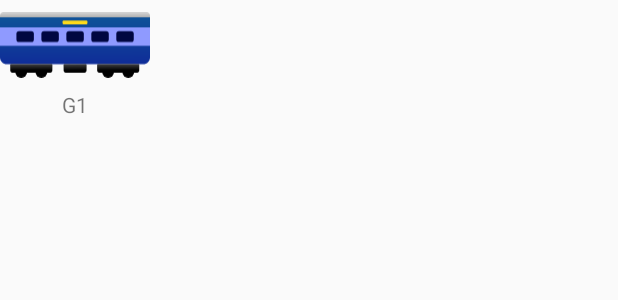
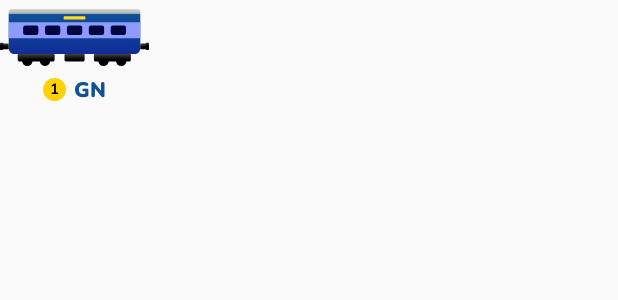
Before and after one commit to MeetSuthar278/Digi-Rail, an Android app: the layout coach_item.xml on its own in the app's theme, with its tools: preview values and no code run, on a phone screen of 412 x 824 dp. Shown: the top 300 px of the screen. Run offline under Robolectric (Android 15) with nearby library versions, the phone set to English and light mode, and no system bars; Roboto replaces fonts that are not available here.

Commit message:
Updated Monitoring Fragment

```diff
--- a/app/src/main/java/com/example/myrail/CoachItem.java
+++ b/app/src/main/java/com/example/myrail/CoachItem.java
@@ -2,18 +2,22 @@ package com.example.myrail;
 
 public class CoachItem {
     private int imageResource;
-    private String text;
+    private String cid,cno;
 
-    public CoachItem(int imageResource, String text) {
+    public CoachItem(int imageResource, String cid, String cno) {
         this.imageResource = imageResource;
-        this.text = text;
+        this.cid = cid;
+        this.cno = cno;
     }
 
     public int getImageResource() {
         return imageResource;
     }
 
-    public String getText() {
-        return text;
+    public String getCid() {
+        return cid;
+    }
+    public String getCno() {
+        return cno;
     }
 }
--- a/app/src/main/java/com/example/myrail/CoachListAdapter.java
+++ b/app/src/main/java/com/example/myrail/CoachListAdapter.java
@@ -3,6 +3,7 @@ package com.example.myrail;
 import android.view.LayoutInflater;
 import android.view.View;
 import android.view.ViewGroup;
+import android.widget.AdapterView;
 import android.widget.ImageButton;
 import android.widget.TextView;
 
@@ -13,7 +14,15 @@ import java.util.ArrayList;
 
 public class CoachListAdapter extends RecyclerView.Adapter<CoachListAdapter.ViewHolder> {
     private ArrayList<CoachItem> mData;
+    private static OnItemClickListener mListener;
 
+    public interface OnItemClickListener {
+        void onItemClick(View view, int position);
+    }
+
+    public void setOnItemClickListener(OnItemClickListener listener) {
+        mListener =  listener;
+    }
 
     public CoachListAdapter(ArrayList<CoachItem> data) {
         mData = data;
@@ -30,7 +39,8 @@ public class CoachListAdapter extends RecyclerView.Adapter<CoachListAdapter.View
     public void onBindViewHolder(@NonNull ViewHolder holder, int position) {
         CoachItem item = mData.get(position);
         holder.coach_btn.setImageResource(item.getImageResource());
-        holder.coach_no.setText(item.getText());
+        holder.coach_id.setText(item.getCid());
+        holder.coach_no.setText(item.getCno());
     }
 
     @Override
@@ -40,12 +50,44 @@ public class CoachListAdapter extends RecyclerView.Adapter<CoachListAdapter.View
 
     public static class ViewHolder extends RecyclerView.ViewHolder {
         public ImageButton coach_btn;
-        public TextView coach_no;
+        public TextView coach_id, coach_no;
 
         public ViewHolder(@NonNull View itemView) {
             super(itemView);
             coach_btn = itemView.findViewById(R.id.coach_btn);
+            coach_id = itemView.findViewById(R.id.coach_id);
             coach_no = itemView.findViewById(R.id.coach_no);
+
+
+            coach_btn.setOnClickListener(new View.OnClickListener() {
+                @Override
+                public void onClick(View view) {
+
+                }
+        });
+            itemView.setOnClickListener(new View.OnClickListener() {
+                @Override
+                public void onClick(View v) {
+                    if (mListener != null) {
+                        int position = getAdapterPosition();
+                        if (position != RecyclerView.NO_POSITION) {
+                            mListener.onItemClick(v, position);
+                        }
+                    }
+                }
+            });
+
+            coach_btn.setOnClickListener(new View.OnClickListener() {
+                @Override
+                public void onClick(View v) {
+                    if (mListener != null) {
+                        int position = getAdapterPosition();
+                        if (position != RecyclerView.NO_POSITION) {
+                            mListener.onItemClick(v, position);
+                        }
+                    }
+                }
+            });
         }
     }
 }
--- a/app/src/main/java/com/example/myrail/MonitoringTrain.java
+++ b/app/src/main/java/com/example/myrail/MonitoringTrain.java
@@ -1,6 +1,8 @@
 package com.example.myrail;
 
 import android.os.Bundle;
+import android.view.View;
+import android.widget.TextView;
 
 import androidx.activity.EdgeToEdge;
 import androidx.appcompat.app.AppCompatActivity;
@@ -17,17 +19,21 @@ public class MonitoringTrain extends AppCompatActivity {
     private CoachListAdapter coachListAdapter;
     private ArrayList<CoachItem> coacharray;
     private RecyclerView coach_list;
+    private TextView mtr_data,mtr_dsp;
     @Override
     protected void onCreate(Bundle savedInstanceState) {
         super.onCreate(savedInstanceState);
         setContentView(R.layout.activity_monitoring_train);
 
+        mtr_data = findViewById(R.id.mtr_data);
+        mtr_dsp = findViewById(R.id.mtr_des);
+
         coach_list = findViewById(R.id.coach_list);
         coacharray = new ArrayList<>();
         for (int i=0; i<15; i++){
-            coacharray.add(new CoachItem(R.drawable.coach, "GN "+i));
+            coacharray.add(new CoachItem(R.drawable.coachview, "GN",Integer.toString(i)));
         }
-        // Add more items as needed
+
 
         LinearLayoutManager layoutManager = new LinearLayoutManager(this, LinearLayoutManager.HORIZONTAL, false);
         coach_list.setLayoutManager(layoutManager);
@@ -35,5 +41,19 @@ public class MonitoringTrain extends AppCompatActivity {
         coachListAdapter = new CoachListAdapter(coacharray);
         coach_list.setAdapter(coachListAdapter);
 
+        coachListAdapter.setOnItemClickListener(new CoachListAdapter.OnItemClickListener() {
+            @Override
+            public void onItemClick(View view, int position) {
+                CoachItem clickedItem = coacharray.get(position);
+                int per = position+80;
+                int ppl = position*5 + 100;
+                String cch = "GN";
+                String strper = Integer.toString(per);
+                mtr_data.setText(strper+"%");
+                mtr_dsp.setText("Approximately "+ppl+" people are present in "+cch+" coach");
+            }
+
+        });
+
     }
 }
--- a/app/src/main/res/drawable/coach.xml
+++ b/app/src/main/res/drawable/coach.xml
@@ -1,7 +1,7 @@
 <vector xmlns:android="http://schemas.android.com/apk/res/android"
     xmlns:aapt="http://schemas.android.com/aapt"
-    android:width="877dp"
-    android:height="383dp"
+    android:width="87.7dp"
+    android:height="38.3dp"
     android:viewportWidth="877"
     android:viewportHeight="383">
   <path
--- /dev/null
+++ b/app/src/main/res/drawable/coach_list_pos.xml
@@ -0,0 +1,6 @@
+<?xml version="1.0" encoding="utf-8"?>
+<shape xmlns:android="http://schemas.android.com/apk/res/android">
+    <solid android:color="@color/yellow"/>
+    <corners android:radius="50dp"/>
+
+</shape>
--- /dev/null
+++ b/app/src/main/res/drawable/coachview.xml
@@ -0,0 +1,175 @@
+<vector xmlns:android="http://schemas.android.com/apk/res/android"
+    xmlns:aapt="http://schemas.android.com/aapt"
+    android:width="99.3dp"
+    android:height="38.3dp"
+    android:viewportWidth="993"
+    android:viewportHeight="383">
+  <path
+      android:pathData="M58,30H935V263C935,285.09 917.09,303 895,303H98C75.91,303 58,285.09 58,263V30Z">
+    <aapt:attr name="android:fillColor">
+      <gradient
+          android:startX="495.83"
+          android:startY="30"
+          android:endX="497.17"
+          android:endY="303"
+          android:type="linear">
+        <item android:offset="0" android:color="#FF0F5298"/>
+        <item android:offset="1" android:color="#FF0F2D98"/>
+      </gradient>
+    </aapt:attr>
+  </path>
+  <path
+      android:pathData="M58,89h877v107h-877z"
+      android:fillColor="#8F9AFF"/>
+  <path
+      android:pathData="M58,20C58,8.95 66.95,0 78,0H915C926.05,0 935,8.95 935,20V30H58V20Z">
+    <aapt:attr name="android:fillColor">
+      <gradient
+          android:startX="496.5"
+          android:startY="0"
+          android:endX="496.5"
+          android:endY="30"
+          android:type="linear">
+        <item android:offset="0" android:color="#FFD6D6D6"/>
+        <item android:offset="1" android:color="#FFAEAEAE"/>
+      </gradient>
+    </aapt:attr>
+  </path>
+  <path
+      android:pathData="M169,111L241,111A15,15 0,0 1,256 126L256,159A15,15 0,0 1,241 174L169,174A15,15 0,0 1,154 159L154,126A15,15 0,0 1,169 111z"
+      android:fillColor="#000741"/>
+  <path
+      android:pathData="M315,111L387,111A15,15 0,0 1,402 126L402,159A15,15 0,0 1,387 174L315,174A15,15 0,0 1,300 159L300,126A15,15 0,0 1,315 111z"
+      android:fillColor="#000741"/>
+  <path
+      android:pathData="M461,111L533,111A15,15 0,0 1,548 126L548,159A15,15 0,0 1,533 174L461,174A15,15 0,0 1,446 159L446,126A15,15 0,0 1,461 111z"
+      android:fillColor="#000741"/>
+  <path
+      android:pathData="M607,111L679,111A15,15 0,0 1,694 126L694,159A15,15 0,0 1,679 174L607,174A15,15 0,0 1,592 159L592,126A15,15 0,0 1,607 111z"
+      android:fillColor="#000741"/>
+  <path
+      android:pathData="M753,111L825,111A15,15 0,0 1,840 126L840,159A15,15 0,0 1,825 174L753,174A15,15 0,0 1,738 159L738,126A15,15 0,0 1,753 111z"
+      android:fillColor="#000741"/>
+  <path
+      android:pathData="M430,48L563,48A6,6 0,0 1,569 54L569,65A6,6 0,0 1,563 71L430,71A6,6 0,0 1,424 65L424,54A6,6 0,0 1,430 48z"
+      android:fillColor="#FFDB1B"/>
+  <path
+      android:pathData="M118,309C118,305.69 120.69,303 124,303H358C361.31,303 364,305.69 364,309V341C364,347.63 358.63,353 352,353H130C123.37,353 118,347.63 118,341V309Z"
+      android:fillColor="#000000"/>
+  <path
+      android:pathData="M182,348m-35,0a35,35 0,1 1,70 0a35,35 0,1 1,-70 0"
+      android:fillColor="#000000"/>
+  <path
+      android:pathData="M300,348m-35,0a35,35 0,1 1,70 0a35,35 0,1 1,-70 0"
+      android:fillColor="#000000"/>
+  <path
+      android:pathData="M626,309C626,305.69 628.69,303 632,303H866C869.31,303 872,305.69 872,309V341C872,347.63 866.63,353 860,353H638C631.37,353 626,347.63 626,341V309Z"
+      android:fillColor="#000000"/>
+  <path
+      android:pathData="M690,348m-35,0a35,35 0,1 1,70 0a35,35 0,1 1,-70 0"
+      android:fillColor="#000000"/>
+  <path
+      android:pathData="M808,348m-35,0a35,35 0,1 1,70 0a35,35 0,1 1,-70 0"
+      android:fillColor="#000000"/>
+  <path
+      android:pathData="M430,309C430,305.69 432.69,303 436,303H558C561.31,303 564,305.69 564,309V341C564,347.63 558.63,353 552,353H442C435.37,353 430,347.63 430,341V309Z"
+      android:fillColor="#000000"/>
+  <path
+      android:pathData="M125,303L357,303A7,7 0,0 1,364 310L364,333A7,7 0,0 1,357 340L125,340A7,7 0,0 1,118 333L118,310A7,7 0,0 1,125 303z">
+    <aapt:attr name="android:fillColor">
+      <gradient
+          android:startX="240.94"
+          android:startY="303"
+          android:endX="241.1"
+          android:endY="340"
+          android:type="linear">
+        <item android:offset="0" android:color="#4CD9D9D9"/>
+        <item android:offset="1" android:color="#00737373"/>
+      </gradient>
+    </aapt:attr>
+  </path>
+  <path
+      android:pathData="M633,303L865,303A7,7 0,0 1,872 310L872,333A7,7 0,0 1,865 340L633,340A7,7 0,0 1,626 333L626,310A7,7 0,0 1,633 303z">
+    <aapt:attr name="android:fillColor">
+      <gradient
+          android:startX="748.94"
+          android:startY="303"
+          android:endX="749.1"
+          android:endY="340"
+          android:type="linear">
+        <item android:offset="0" android:color="#4CD9D9D9"/>
+        <item android:offset="1" android:color="#00737373"/>
+      </gradient>
+    </aapt:attr>
+  </path>
+  <path
+      android:pathData="M437,303L557,303A7,7 0,0 1,564 310L564,333A7,7 0,0 1,557 340L437,340A7,7 0,0 1,430 333L430,310A7,7 0,0 1,437 303z">
+    <aapt:attr name="android:fillColor">
+      <gradient
+          android:startX="496.96"
+          android:startY="303"
+          android:endX="497.27"
+          android:endY="340"
+          android:type="linear">
+        <item android:offset="0" android:color="#4CD9D9D9"/>
+        <item android:offset="1" android:color="#00737373"/>
+      </gradient>
+    </aapt:attr>
+  </path>
+  <path
+      android:pathData="M939,232L989,232A4,4 0,0 1,993 236L993,267A4,4 0,0 1,989 271L939,271A4,4 0,0 1,935 267L935,236A4,4 0,0 1,939 232z">
+    <aapt:attr name="android:fillColor">
+      <gradient
+          android:startX="964"
+          android:startY="232"
+          android:endX="964"
+          android:endY="271"
+          android:type="linear">
+        <item android:offset="0" android:color="#FF3C3C3C"/>
+        <item android:offset="0.69" android:color="#FF000000"/>
+      </gradient>
+    </aapt:attr>
+  </path>
+  <path
+      android:pathData="M970,235C970,230.58 973.58,227 978,227H989C991.21,227 993,228.79 993,231V271C993,273.21 991.21,275 989,275H978C973.58,275 970,271.42 970,267V235Z">
+    <aapt:attr name="android:fillColor">
+      <gradient
+          android:startX="981.5"
+          android:startY="227"
+          android:endX="981.5"
+          android:endY="275"
+          android:type="linear">
+        <item android:offset="0" android:color="#FF3B3B3B"/>
+        <item android:offset="0.38" android:color="#FF000000"/>
+      </gradient>
+    </aapt:attr>
+  </path>
+  <path
+      android:pathData="M54,232L4,232A4,4 0,0 0,0 236L0,267A4,4 0,0 0,4 271L54,271A4,4 0,0 0,58 267L58,236A4,4 0,0 0,54 232z">
+    <aapt:attr name="android:fillColor">
+      <gradient
+          android:startX="29"
+          android:startY="232"
+          android:endX="29"
+          android:endY="271"
+          android:type="linear">
+        <item android:offset="0" android:color="#FF3C3C3C"/>
+        <item android:offset="0.69" android:color="#FF000000"/>
+      </gradient>
+    </aapt:attr>
+  </path>
+  <path
+      android:pathData="M23,235C23,230.58 19.42,227 15,227H4C1.79,227 0,228.79 0,231V271C0,273.21 1.79,275 4,275H15C19.42,275 23,271.42 23,267V235Z">
+    <aapt:attr name="android:fillColor">
+      <gradient
+          android:startX="11.5"
+          android:startY="227"
+          android:endX="11.5"
+          android:endY="275"
+          android:type="linear">
+        <item android:offset="0" android:color="#FF3B3B3B"/>
+        <item android:offset="0.38" android:color="#FF000000"/>
+      </gradient>
+    </aapt:attr>
+  </path>
+</vector>
--- a/app/src/main/res/layout/activity_monitoring_train.xml
+++ b/app/src/main/res/layout/activity_monitoring_train.xml
@@ -14,4 +14,27 @@
         android:layout_height="wrap_content"
         android:background="@color/grey"
         android:orientation="horizontal"/>
+
+    <TextView
+        android:id="@+id/mtr_data"
+        android:layout_width="wrap_content"
+        android:layout_height="wrap_content"
+        android:layout_below="@+id/coach_list"
+        android:layout_marginTop="120dp"
+        android:text=""
+        android:textSize="120dp"
+        android:layout_centerHorizontal="true"
+        android:fontFamily="@font/nunito_bold"
+        android:textColor="@color/yellow"
+        />
+   <TextView
+       android:id="@+id/mtr_des"
+       android:layout_width="250dp"
+       android:layout_height="wrap_content"
+       android:text=""
+       android:layout_below="@+id/mtr_data"
+       android:layout_centerHorizontal="true"
+       android:textColor="@color/grey"
+       android:fontFamily="@font/nunito_bold"
+       android:textAlignment="center"/>
 </RelativeLayout>
--- a/app/src/main/res/layout/coach_item.xml
+++ b/app/src/main/res/layout/coach_item.xml
@@ -6,20 +6,43 @@
 
     <ImageButton
         android:id="@+id/coach_btn"
-        android:layout_width="100dp"
-        android:layout_height="60dp"
+        android:layout_width="wrap_content"
+        android:layout_height="50dp"
         android:background="#00000000"
-        android:src="@drawable/coach"
-        android:scaleType="fitCenter"
+        android:src="@drawable/coachview"
+        android:clickable="true"
+        android:focusable="true"
         android:contentDescription="TODO"
         />
 
-    <TextView
-        android:id="@+id/coach_no"
-        android:layout_width="100dp"
+    <LinearLayout
+        android:layout_width="wrap_content"
         android:layout_height="wrap_content"
-        android:gravity="center"
-        android:text="G1"
-        />
+        android:layout_gravity="center"
+        android:layout_marginBottom="7dp">
 
+        <TextView
+            android:id="@+id/coach_no"
+            android:layout_width="15dp"
+            android:layout_height="15dp"
+            android:text="1"
+            android:gravity="center"
+            android:layout_gravity="center"
+            android:fontFamily="@font/nunito_bold"
+            android:textColor="@color/black"
+            android:textSize="10sp"
+            android:background="@drawable/coach_list_pos"/>
+
+        <TextView
+            android:id="@+id/coach_id"
+            android:layout_width="wrap_content"
+            android:layout_height="wrap_content"
+            android:gravity="center"
+            android:fontFamily="@font/nunito_black"
+            android:textColor="@color/dblue"
+            android:text="GN"
+            android:layout_marginLeft="5dp"
+            />
+
+    </LinearLayout>
 </LinearLayout>
```
